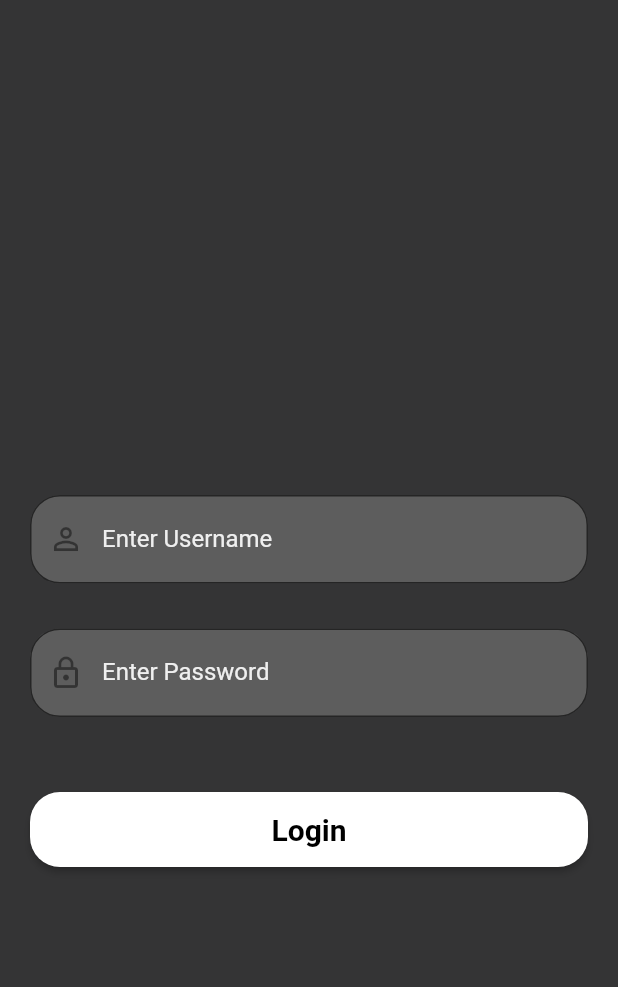
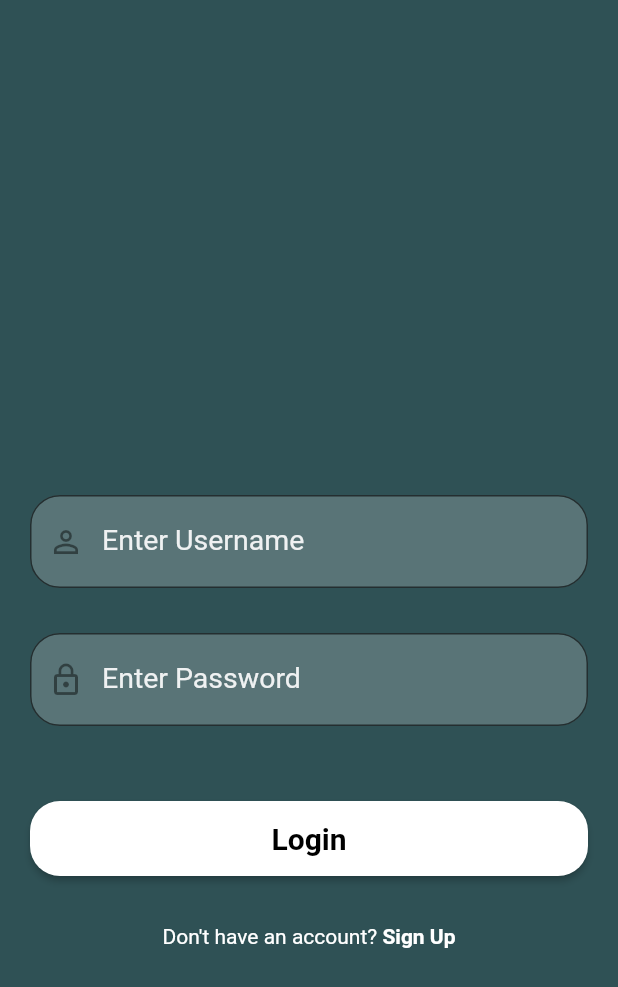
Before and after one commit to agya09/login-form, a Flutter app: the screen it shows after launch, on a phone screen of 412 x 824 dp. Shown: the top 987 px of the screen. Run offline on Flutter 3.47's test engine with Material 2 defaults, Android fonts, the phone set to English and light mode, and no system bars.

Commit message:
Few updated

```diff
--- a/lib/reuseable_widgets/reuseable_widget.dart
+++ b/lib/reuseable_widgets/reuseable_widget.dart
@@ -6,7 +6,7 @@ TextField reusebleTextField(String text, IconData icon, bool isPasswordType,
     controller: controller,
     obscureText: isPasswordType,
     cursorColor: Colors.white,
-    style: TextStyle(color: Colors.white),
+    style: TextStyle(color: Colors.white, fontSize: 19),
     decoration: InputDecoration(
       labelText: text,
       labelStyle: TextStyle(color: Colors.white.withOpacity(0.9)),
--- a/lib/screens/login_page.dart
+++ b/lib/screens/login_page.dart
@@ -1,4 +1,5 @@
 import 'package:first_application/reuseable_widgets/reuseable_widget.dart';
+import 'package:first_application/screens/home_page.dart';
 import 'package:first_application/screens/signup_page.dart';
 import 'package:flutter/material.dart';
 
@@ -19,7 +20,7 @@ class _LoginState extends State<Login> {
         width: MediaQuery.of(context).size.width,
         height: MediaQuery.of(context).size.height,
         decoration: const BoxDecoration(
-          color: Color.fromARGB(255, 52, 52, 53),
+          color: Color.fromARGB(255, 47, 81, 85),
         ),
         child: SingleChildScrollView(
           child: Padding(
@@ -39,7 +40,13 @@ class _LoginState extends State<Login> {
                 SizedBox(
                   height: 30,
                 ),
-                submitButton(context, true, () {}),
+                submitButton(context, true, () {
+                  Navigator.push(
+                      context,
+                      MaterialPageRoute(
+                          builder: (context) => const HomeScreen()));
+                }),
+                signupOption(),
               ],
             ),
           ),
@@ -52,7 +59,10 @@ class _LoginState extends State<Login> {
     return Row(
       mainAxisAlignment: MainAxisAlignment.center,
       children: [
-        const Text("Don't have an account?",
+        Padding(
+          padding: EdgeInsets.only(top: 80),
+        ),
+        const Text("Don't have an account? ",
             style: TextStyle(color: Colors.white)),
         GestureDetector(
           onTap: () {
--- a/lib/screens/signup_page.dart
+++ b/lib/screens/signup_page.dart
@@ -19,7 +19,7 @@ class _SignUpState extends State<SignUp> {
           width: MediaQuery.of(context).size.width,
           height: MediaQuery.of(context).size.height,
           decoration: BoxDecoration(
-            color: Color.fromARGB(31, 39, 37, 37),
+            color: Colors.blueGrey,
           ),
           child: SingleChildScrollView(
             child: Padding(
```
Also changed, not shown: lib/screens/home_page.dart (+36 -0 lines).
